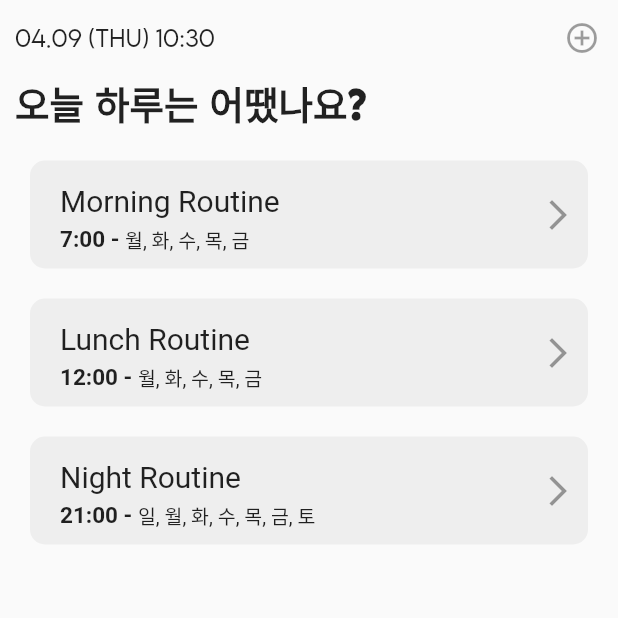
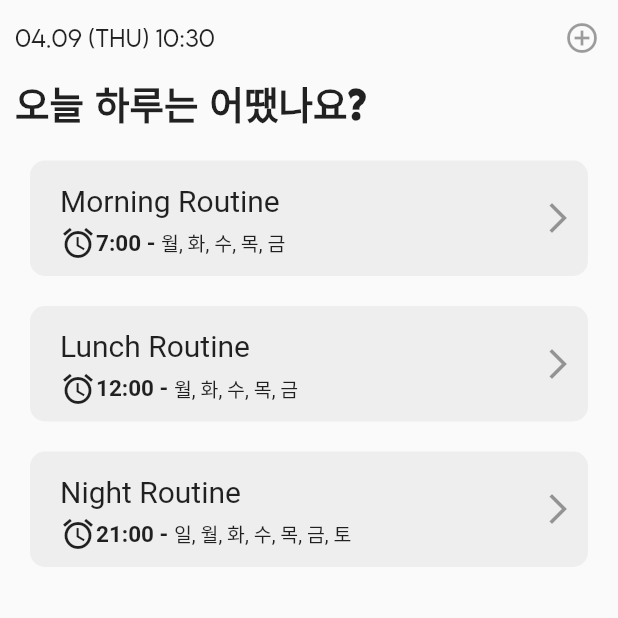
Before and after one commit to StrangeLee/RoutineApp, a Flutter app: the screen it shows after launch, on a phone screen of 412 x 824 dp, the top half of it. Run offline on Flutter 3.47's test engine with Material 2 defaults, Android fonts, the phone set to English and light mode, and no system bars.

Commit message:
Edite Todo

```diff
--- a/lib/show_routines.dart
+++ b/lib/show_routines.dart
@@ -34,7 +34,7 @@ class _ShowRoutinesState extends State<ShowRoutines> {
                     icon: Icon(
                         Icons.add_circle_outline
                     ),
-                    // TODO : onPressed 함수 추가 및 새 페이지 만들기
+                    // TODO : onPressed 함수 추가 및 add_routines.dart 만들기
                     onPressed: null,
                   )
                 ],
@@ -95,6 +95,9 @@ class _ShowRoutinesState extends State<ShowRoutines> {
                   padding: EdgeInsets.fromLTRB(20, 0, 0, 10),
                   child: Row(
                     children: <Widget>[
+                      Icon(
+                        Icons.access_alarm
+                      ),
                       Text(
                         '$time - ',
                         style: TextStyle(
@@ -117,7 +120,7 @@ class _ShowRoutinesState extends State<ShowRoutines> {
               icon: Icon(
                   Icons.arrow_forward_ios
               ),
-              // TODO : onPressed 함수 추가 및 새 페이지 만들기
+              // TODO : onPressed 함수 추가 및 show_detail_routines 만들기
               onPressed: null,
               alignment: Alignment.centerRight,
             )
```
